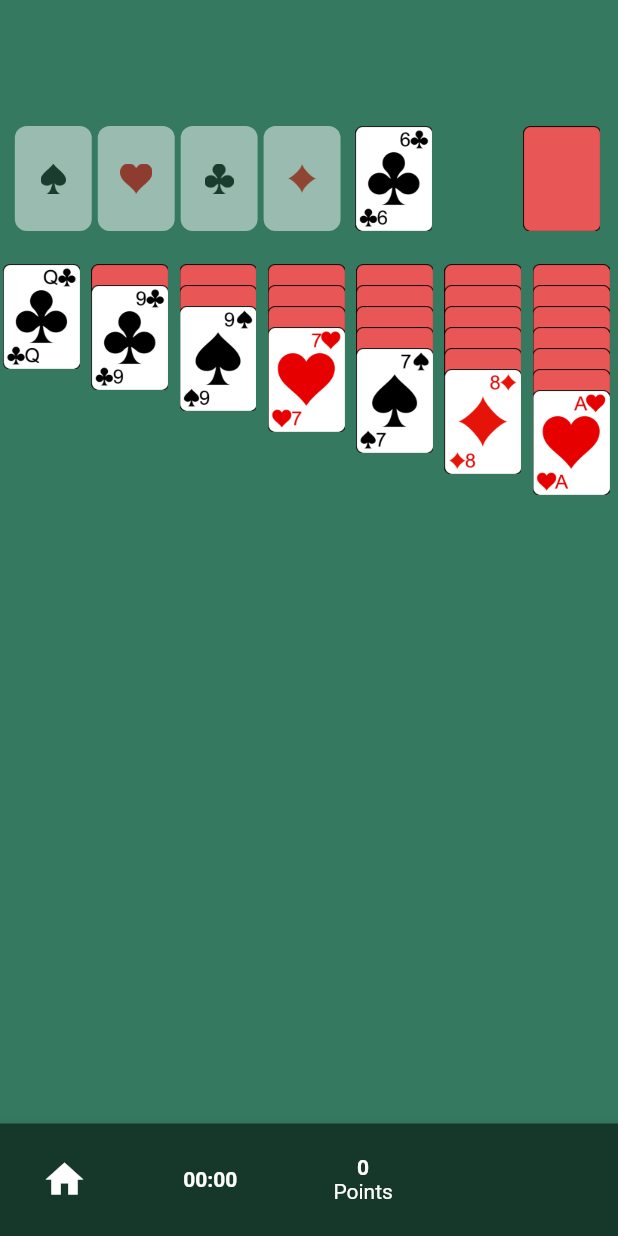
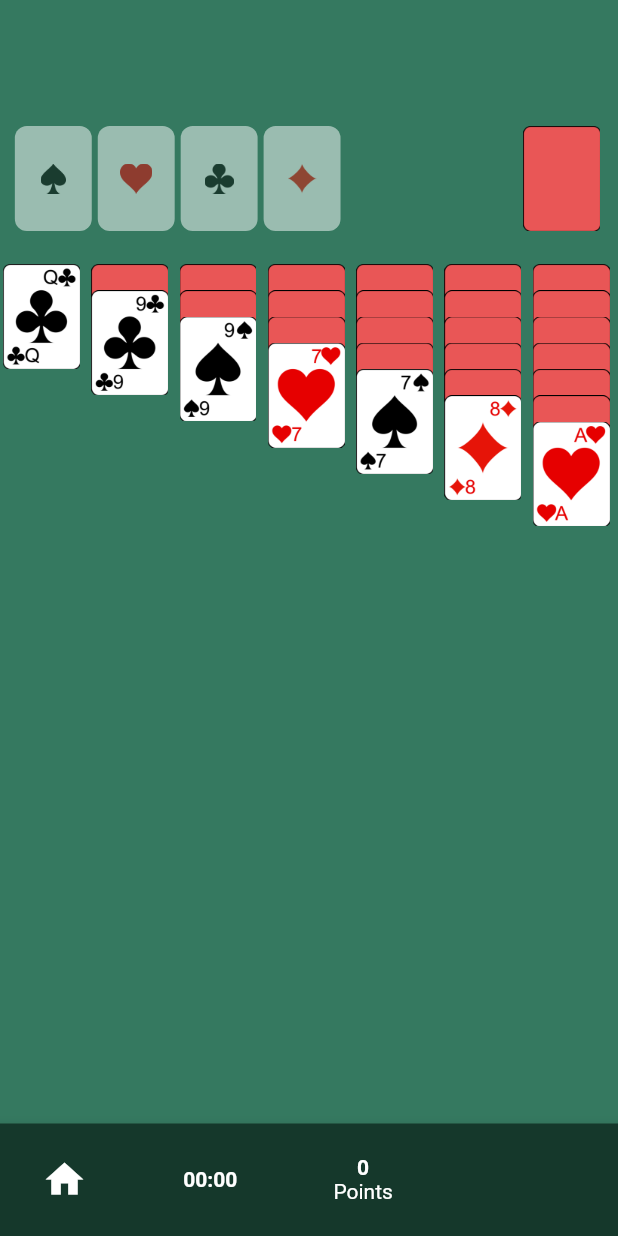
Before and after one commit to bensherriff/simplySolitaire, a Flutter app: the screen it shows after launch, after a tap on "New Game", on a phone screen of 412 x 824 dp. Run offline on Flutter 3.47's test engine with Material 2 defaults, Android fonts, the phone set to English and light mode, and no system bars; our stand-ins replace get, settings_ui.

Commit message:
Waste/draw fixed for left/right hand games. Need to reduce duplicate code.

```diff
--- a/lib/movable_card.dart
+++ b/lib/movable_card.dart
@@ -19,7 +19,7 @@ class MovableCard extends StatefulWidget {
     required this.playingCard,
     required this.attachedCards,
     required this.onClick,
-    this.transformDistance = Utilities.cardHeight/5,
+    this.transformDistance = Utilities.cardHeight/4,
     this.transformIndex = 0,
     this.columnIndex = -1
   }) : super(key: key);
--- a/lib/screens/game_screen.dart
+++ b/lib/screens/game_screen.dart
@@ -1,13 +1,10 @@
-import 'dart:async';
-
 import 'package:flutter/material.dart';
 import 'package:get/get.dart';
 import 'package:solitaire/game_timer.dart';
 import 'package:solitaire/screens/options_screen.dart';
 
-import '../deck.dart';
 import '../move.dart';
-import 'options_screen.dart';
+import 'menu_screen.dart';
 
 enum GameMode {
   klondike,
@@ -46,4 +43,64 @@ class GameScreenState<T extends GameScreen> extends State<T> {
   Widget build(BuildContext context) {
     return const SizedBox.shrink();
   }
+
+  Widget bottomNavBar(int colorValue, Function(Move move) undoMove) {
+    return BottomAppBar(
+      color: Color(colorValue),
+      shape: const CircularNotchedRectangle(),
+      child: SizedBox(
+          height: 75.0,
+          child: Row(
+            mainAxisSize: MainAxisSize.max,
+            mainAxisAlignment: MainAxisAlignment.spaceBetween,
+            children: <Widget>[
+              IconButton(
+                  icon: const Icon(Icons.home),
+                  iconSize: 30.0,
+                  color: Colors.white,
+                  padding: const EdgeInsets.only(left: 28.0, right: 28.0),
+                  onPressed: () {
+                    widget.timer.stopTimer(reset: false);
+                    MenuScreen menuScreen = Get.find();
+                    Get.to(() => menuScreen);
+                  }
+              ),
+              Obx(() => widget.timer.buildTime()),
+              Padding(
+                padding: const EdgeInsets.only(left: 28.0, right: 28.0),
+                child: Column(
+                    mainAxisAlignment: MainAxisAlignment.center,
+                    children: [
+                      Text(widget.moves.totalPoints().toString(),
+                        style: const TextStyle(
+                            fontWeight: FontWeight.bold,
+                            color: Colors.white
+                        ),
+                      ),
+                      const Text("Points", style: TextStyle(color: Colors.white) )
+                    ]
+                ),
+              ),
+              (widget.moves.isNotEmpty)? IconButton(
+                  icon: const Icon(Icons.arrow_back),
+                  iconSize: 30.0,
+                  color: Colors.white,
+                  padding: const EdgeInsets.only(left: 28.0, right: 28.0),
+                  onPressed: () {
+                    Move? lastMove = widget.moves.pop();
+                    if (lastMove != null) {
+                      undoMove(lastMove);
+                    }
+                  }
+              ) : IconButton(
+                icon: const Icon(null),
+                iconSize: 30.0,
+                padding: const EdgeInsets.only(left: 28.0, right: 28.0),
+                onPressed: () {},
+              )
+            ],
+          )
+      ),
+    );
+  }
 }
--- a/lib/screens/klondike_screen.dart
+++ b/lib/screens/klondike_screen.dart
@@ -2,8 +2,8 @@ import 'dart:math';
 
 import 'package:flutter/material.dart';
 import 'package:get/get.dart';
+import 'package:solitaire/main.dart';
 import 'package:solitaire/screens/game_screen.dart';
-import 'package:solitaire/screens/menu_screen.dart';
 import '../card_column.dart';
 import '../deck.dart';
 import '../card_foundation.dart';
@@ -81,63 +81,7 @@ class KlondikeScreenState extends GameScreenState<KlondikeScreen> {
           ): Container()
         ],
       ),
-      bottomNavigationBar: BottomAppBar(
-        color: const Color(0xFF15382b),
-        shape: const CircularNotchedRectangle(),
-        child: SizedBox(
-          height: 75.0,
-          child: Row(
-            mainAxisSize: MainAxisSize.max,
-            mainAxisAlignment: MainAxisAlignment.spaceBetween,
-            children: <Widget>[
-              IconButton(
-                icon: const Icon(Icons.home),
-                iconSize: 30.0,
-                color: Colors.white,
-                padding: const EdgeInsets.only(left: 28.0, right: 28.0),
-                onPressed: () {
-                  widget.timer.stopTimer(reset: false);
-                  MenuScreen menuScreen = Get.find();
-                  Get.to(() => menuScreen);
-                }
-              ),
-              Obx(() => widget.timer.buildTime()),
-              Padding(
-                padding: const EdgeInsets.only(left: 28.0, right: 28.0),
-                child: Column(
-                  mainAxisAlignment: MainAxisAlignment.center,
-                  children: [
-                    Text(widget.moves.totalPoints().toString(),
-                      style: const TextStyle(
-                        fontWeight: FontWeight.bold,
-                        color: Colors.white
-                      ),
-                    ),
-                    const Text("Points", style: TextStyle(color: Colors.white) )
-                  ]
-                ),
-              ),
-              (widget.moves.isNotEmpty)? IconButton(
-                icon: const Icon(Icons.arrow_back),
-                iconSize: 30.0,
-                color: Colors.white,
-                padding: const EdgeInsets.only(left: 28.0, right: 28.0),
-                onPressed: () {
-                  Move? lastMove = widget.moves.pop();
-                  if (lastMove != null) {
-                    undoMove(lastMove);
-                  }
-                }
-              ) : IconButton(
-                icon: const Icon(null),
-                iconSize: 30.0,
-                padding: const EdgeInsets.only(left: 28.0, right: 28.0),
-                onPressed: () {},
-              )
-            ],
-          )
-        ),
-      ),
+      bottomNavigationBar: bottomNavBar(0xFF15382b, (move) => undoMove(move)),
     );
   }
 
@@ -261,6 +205,7 @@ class KlondikeScreenState extends GameScreenState<KlondikeScreen> {
   }
 
   Widget buildWasteDeck() {
+    if (optionsScreen.leftHandMode) {
       return Container(
           constraints: const BoxConstraints(
             maxWidth: 100,
@@ -284,9 +229,8 @@ class KlondikeScreenState extends GameScreenState<KlondikeScreen> {
                   child: widget.wasteDeck.elementAt(widget.wasteDeck.length - 2).toAsset(),
                 ),
               ) : const SizedBox(height: Utilities.cardHeight, width: Utilities.cardWidth),
-            widget.wasteDeck.isNotEmpty ? InkWell(
-              child: Positioned(
-                left: 0,
+              widget.wasteDeck.isNotEmpty ? Positioned(
+                child: InkWell(
                   child: MovableCard(
                     playingCard: widget.wasteDeck.last,
                     attachedCards: [
@@ -297,7 +241,7 @@ class KlondikeScreenState extends GameScreenState<KlondikeScreen> {
                     },
                     columnIndex: 7,
                   )
-              ),
+                )
               ) : const Padding(
                 padding: EdgeInsets.all(4.0),
                 child: SizedBox(
@@ -308,6 +252,54 @@ class KlondikeScreenState extends GameScreenState<KlondikeScreen> {
             ]
           )
       );
+    } else {
+      return Container(
+          constraints: const BoxConstraints(
+            maxWidth: 100,
+            minWidth: 100,
+          ),
+          child: Stack(
+              children: <Widget>[
+                widget.wasteDeck.length >= 3 ? Positioned(
+                  child: SizedBox(
+                    height: Utilities.cardHeight,
+                    width: Utilities.cardWidth,
+                    child: widget.wasteDeck.elementAt(widget.wasteDeck.length - 3).toAsset(),
+                  ),
+                ) : const SizedBox(height: Utilities.cardHeight, width: Utilities.cardWidth),
+                widget.wasteDeck.length >= 2 ? Positioned(
+                  left: 25,
+                  child: SizedBox(
+                    height: Utilities.cardHeight,
+                    width: Utilities.cardWidth,
+                    child: widget.wasteDeck.elementAt(widget.wasteDeck.length - 2).toAsset(),
+                  ),
+                ) : const SizedBox(height: Utilities.cardHeight, width: Utilities.cardWidth),
+                widget.wasteDeck.isNotEmpty ? Positioned(
+                    left: 50,
+                    child: InkWell(
+                        child: MovableCard(
+                          playingCard: widget.wasteDeck.last,
+                          attachedCards: [
+                            widget.wasteDeck.last,
+                          ],
+                          onClick: (cards, currentColumnIndex) {
+                            moveToValidColumn(cards, currentColumnIndex);
+                          },
+                          columnIndex: 7,
+                        )
+                    )
+                ) : const Padding(
+                    padding: EdgeInsets.all(4.0),
+                    child: SizedBox(
+                      height: Utilities.cardHeight,
+                      width: Utilities.cardWidth,
+                    )
+                )
+              ]
+          )
+      );
+    }
   }
 
   // Build the final decks of cards
@@ -418,11 +410,6 @@ class KlondikeScreenState extends GameScreenState<KlondikeScreen> {
 
     widget.stockDeck = allCards.cards;
     widget.stockDeck.shuffle(random);
-    // Flip the first card and add it to the waste deck
-    widget.wasteDeck.add(
-        widget.stockDeck.removeLast()
-        ..revealed = true
-    );
 
     widget.initialized = true;
   }
--- a/pubspec.yaml
+++ b/pubspec.yaml
@@ -17,7 +17,7 @@ publish_to: 'none' # Remove this line if you wish to publish to pub.dev
 # https://developer.apple.com/library/archive/documentation/General/Reference/InfoPlistKeyReference/Articles/CoreFoundationKeys.html
 # In Windows, build-name is used as the major, minor, and patch parts
 # of the product and file versions while build-number is used as the build suffix.
-version: 1.0.0+1
+version: 1.0.0+2
 
 environment:
   sdk: '>=2.18.4 <3.0.0'
```
Also changed, not shown: lib/screens/options_screen.dart (+14 -15 lines), lib/screens/spider_screen.dart (+23 -0 lines), pubspec.lock, 1 other file. Lines whose indentation alone changed are shown as unchanged.
